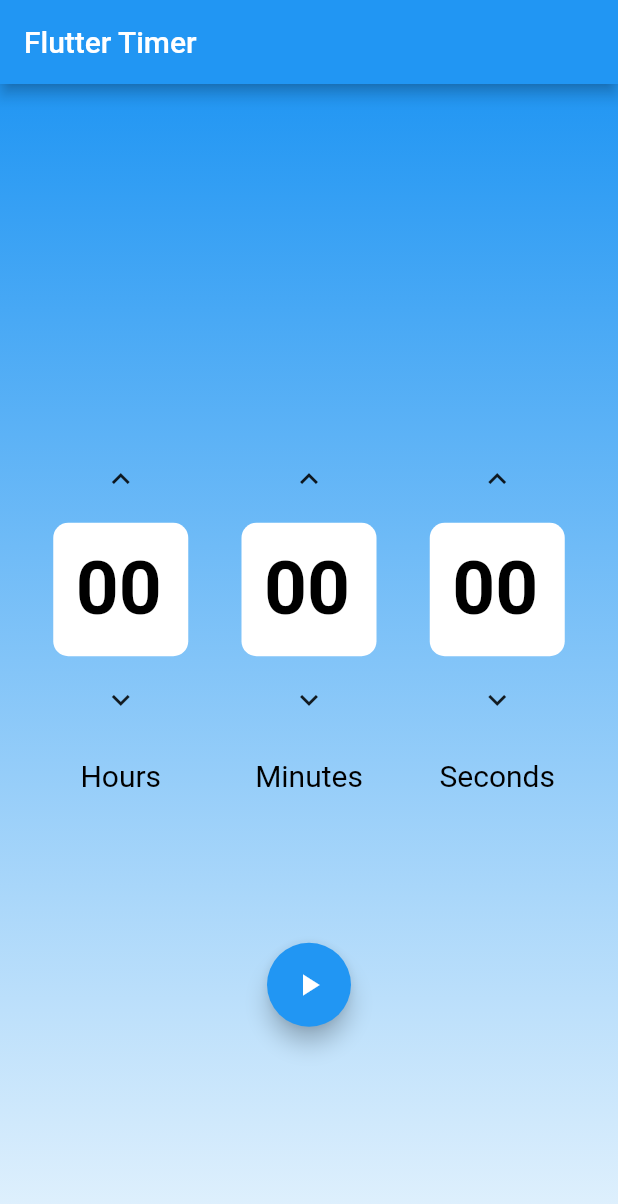
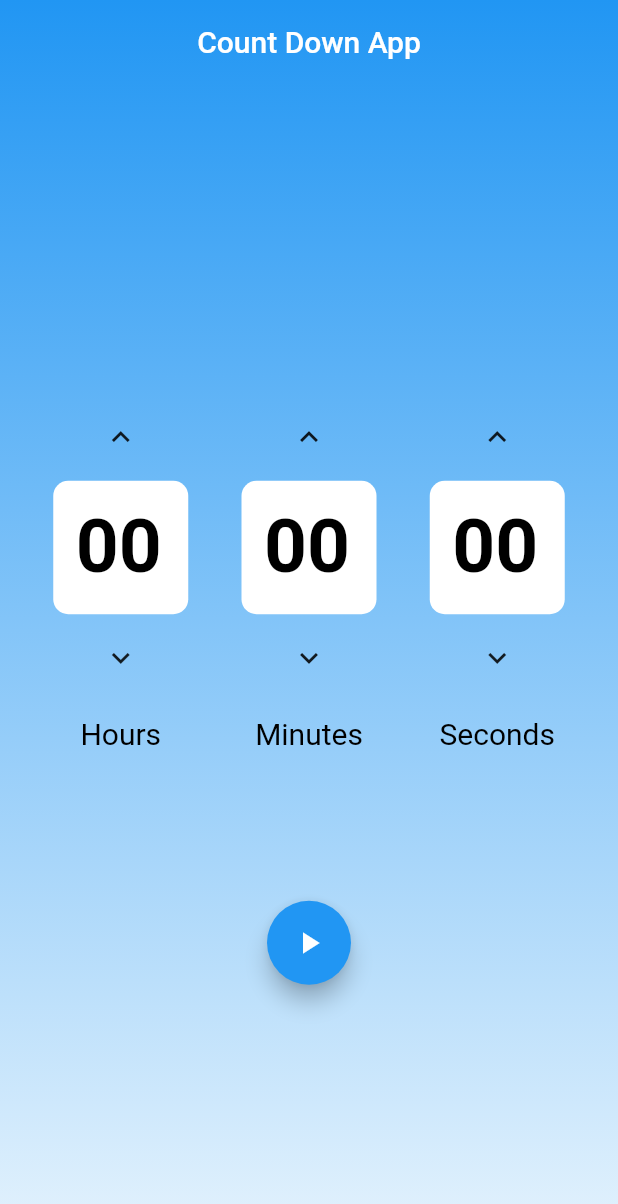
Before and after one commit to Flip404/Timer_flutter, a Flutter app: the screen it shows after launch, on a phone screen of 412 x 824 dp. Shown: the top 1204 px of the screen. Run offline on Flutter 3.47's test engine with Material 2 defaults, Android fonts, the phone set to English and light mode, and no system bars; our stand-ins replace bloc, equatable, flutter_bloc.

Commit message:
change the UI

```diff
--- a/lib/timer/view/timer_page.dart
+++ b/lib/timer/view/timer_page.dart
@@ -20,7 +20,13 @@ class TimerView extends StatelessWidget {
   @override
   Widget build(BuildContext context) {
     return Scaffold(
-      appBar: AppBar(title: const Text('Flutter Timer')),
+      extendBodyBehindAppBar: true,
+      appBar: AppBar(
+        centerTitle: true,
+        backgroundColor: Colors.transparent,
+        elevation: 0.0,
+        title: const Text('Count Down App'),
+      ),
       body: Stack(
         children: [
           const Background(),
```
